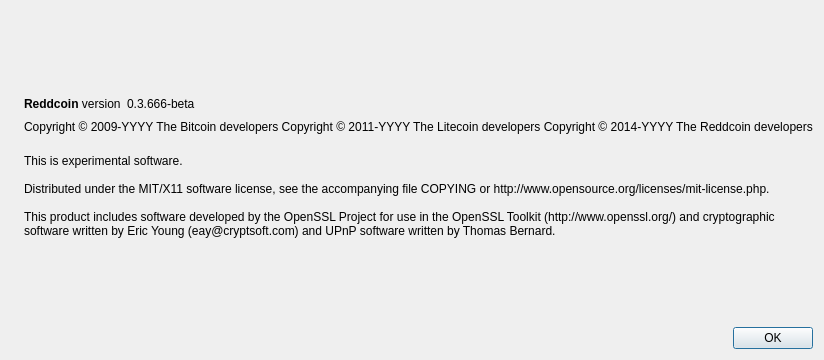
Qt form src/qt/forms/aboutdialog.ui (fashionstyle/stylecoin) before a commit.
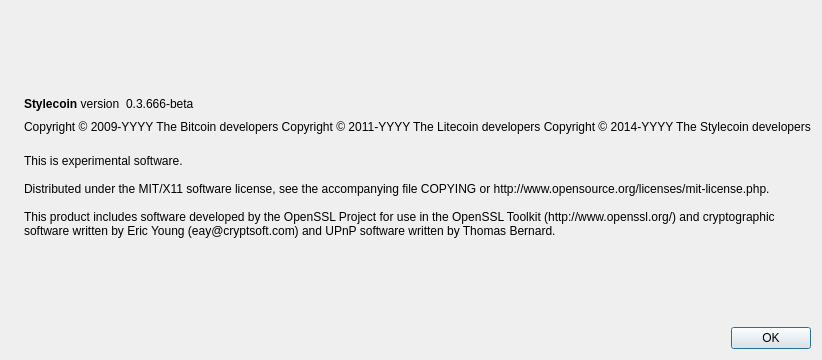
The same form after that commit. Icons and pictures are not drawn.

Patch:
```diff
--- a/src/qt/forms/aboutdialog.ui
+++ b/src/qt/forms/aboutdialog.ui
@@ -50,7 +50,7 @@
           <cursorShape>IBeamCursor</cursorShape>
          </property>
          <property name="text">
-          <string>&lt;b&gt;Reddcoin&lt;/b&gt; version</string>
+          <string>&lt;b&gt;Stylecoin&lt;/b&gt; version</string>
          </property>
          <property name="textInteractionFlags">
           <set>Qt::LinksAccessibleByMouse|Qt::TextSelectableByKeyboard|Qt::TextSelectableByMouse</set>
@@ -93,7 +93,7 @@
        <property name="text">
         <string notr="true">Copyright &amp;copy; 2009-YYYY The Bitcoin developers
 Copyright &amp;copy; 2011-YYYY The Litecoin developers
-Copyright &amp;copy; 2014-YYYY The Reddcoin developers</string>
+Copyright &amp;copy; 2014-YYYY The Stylecoin developers</string>
        </property>
        <property name="textFormat">
         <enum>Qt::RichText</enum>
```
Left out of the diff: 2 changed lines with no effect on the pictures.
